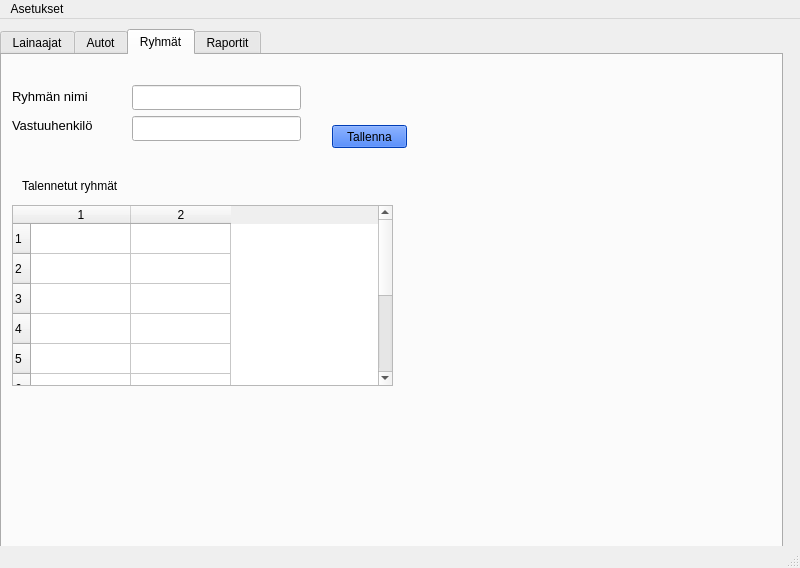
Sadiqa-Khawari/Autolainaus, file administrative.ui: the form before one commit.
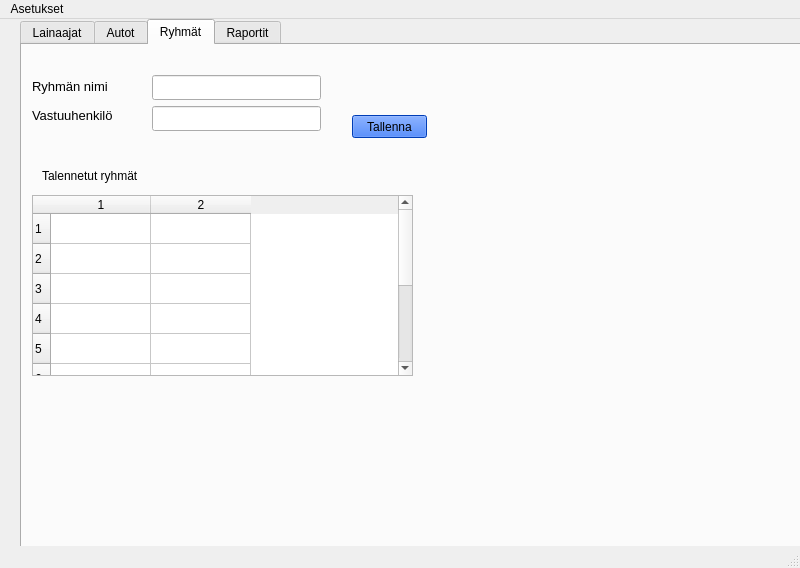
The form after the commit.

```diff
--- a/administrative.ui
+++ b/administrative.ui
@@ -17,8 +17,8 @@
    <widget class="QTabWidget" name="tabWidget">
     <property name="geometry">
      <rect>
-      <x>0</x>
-      <y>10</y>
+      <x>20</x>
+      <y>0</y>
       <width>783</width>
       <height>551</height>
      </rect>
@@ -536,7 +536,7 @@
        <string>Talennetut ryhmät</string>
       </property>
      </widget>
-     <widget class="QWidget" name="">
+     <widget class="QWidget" name="layoutWidget">
       <property name="geometry">
        <rect>
         <x>130</x>
@@ -566,7 +566,7 @@
        </item>
       </layout>
      </widget>
-     <widget class="QWidget" name="">
+     <widget class="QWidget" name="layoutWidget">
       <property name="geometry">
        <rect>
         <x>10</x>
```
